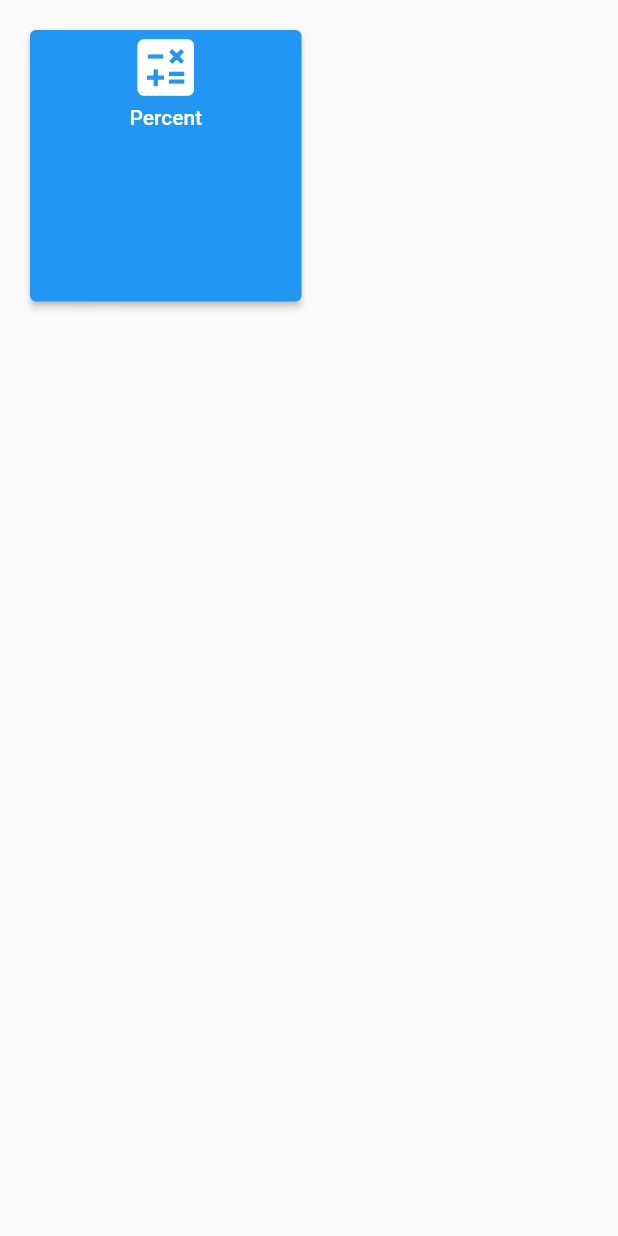
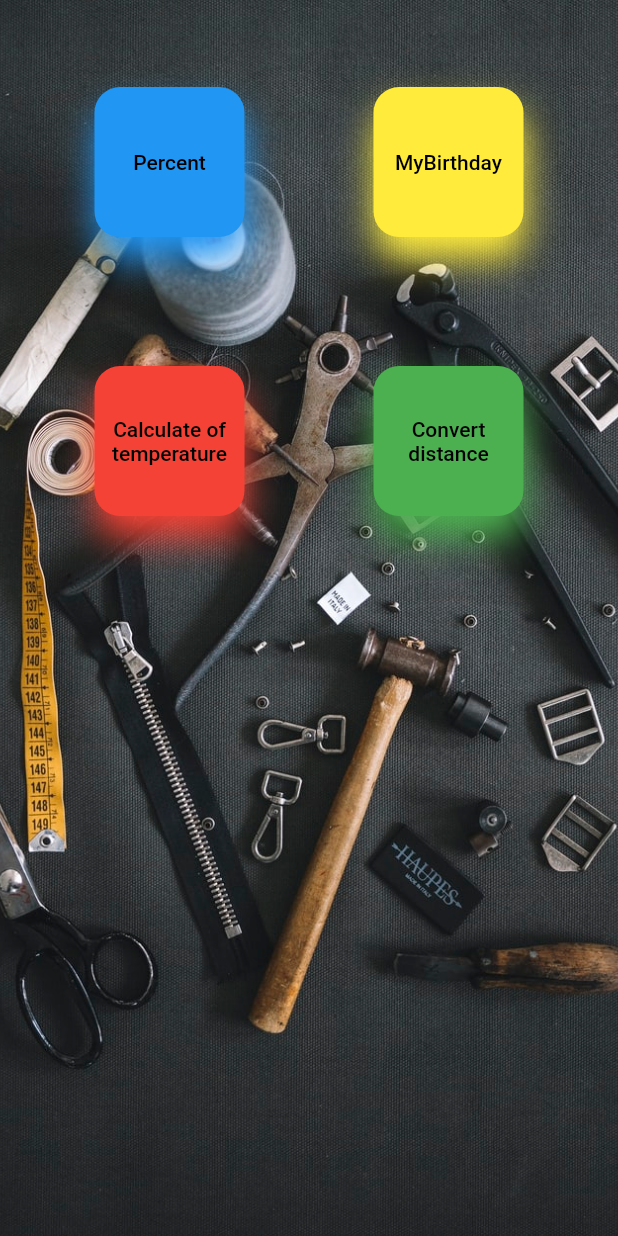
Before and after one commit to WKilliam/school_flutter, a Flutter app: the screen it shows after launch, on a phone screen of 412 x 824 dp. Run offline on Flutter 3.47's test engine with Material 2 defaults, Android fonts, the phone set to English and light mode, and no system bars.

```diff
--- /dev/null
+++ b/lib/blocs/blocs/controller/id_convert_romain_bloc.dart
@@ -0,0 +1,26 @@
+
+import 'dart:async';
+import '../../bloc.dart';
+
+class IdConvertRomainBloc extends Bloc {
+
+  String _value = "";
+
+  final _streamController = StreamController<String>();
+  Sink<String> get sink => _streamController.sink;
+  Stream<String> get stream => _streamController.stream;
+
+  IdConvertRomainBloc(){
+    sink.add(_value);
+  }
+
+  String get value => _value;
+
+  void update(String inputText) {
+    _value = inputText;
+    sink.add(_value);
+  }
+
+  @override
+  void dispose() => _streamController.close();
+}
--- a/lib/blocs/blocs/controller/utilitaires_controller_bloc.dart
+++ b/lib/blocs/blocs/controller/utilitaires_controller_bloc.dart
@@ -10,7 +10,10 @@ class UtilitairesControllerBloc extends Bloc {
 
   final Map<UtilitaireEnum,UtilitairesDTO> _mapTextType = {
     // TO DO : Add New Fonctionalité
-    UtilitaireEnum.id_percent : UtilitairesDTO('/percent','Percent',Colors.blue,'Calculator fonction')
+    UtilitaireEnum.id_percent : UtilitairesDTO('/percent','Percent',Colors.blue,'Calculator fonction'),
+    UtilitaireEnum.id_birthday : UtilitairesDTO('/Mybirthday','MyBirthday',Colors.yellow,'Calculator fonction'),
+    UtilitaireEnum.id_calculate_temperature: UtilitairesDTO('/calculate_temperature','Calculate of temperature',Colors.red,'Calculator fonction'),
+    UtilitaireEnum.id_convert_distance : UtilitairesDTO('/convert_distance','Convert distance',Colors.green,'Calculator fonction')
   };
 
   final _streamController = StreamController<Map<UtilitaireEnum,UtilitairesDTO>>();
--- a/lib/blocs/blocs/enum/utilitaires_enum.dart
+++ b/lib/blocs/blocs/enum/utilitaires_enum.dart
@@ -1,11 +1,11 @@
 enum UtilitaireEnum {
-  id_convert_memories,
+  id_convert_memories, // ok
   id_birthday, // ok
   id_percent, // ok
   id_date_friend,// ok
   id_convert_distance,
   id_hexa, // ok
-  id_calculate_area,
+  id_calculate_area, // ok
   id_calculate_temperature, //ok
   id_convert_romain, // ok
 }
--- /dev/null
+++ b/lib/components/GridButton.dart
@@ -0,0 +1,50 @@
+import 'package:flutter/cupertino.dart';
+import 'package:flutter/material.dart';
+
+class GridButton extends StatelessWidget {
+  final MaterialColor _cardColors;
+  final String _text;
+  final String _path;
+
+  const GridButton(this._cardColors,this._text,this._path, {required Key key,}) : super(key: key);
+
+  @override
+  Widget build(BuildContext context) {
+    return TextButton(
+      style: TextButton.styleFrom(
+        primary: Colors.black,
+      ),
+        onPressed: () => {Navigator.pushNamed(context, _path)},
+        child: Padding(
+            padding: const EdgeInsets.only(bottom: 10.0),
+            child: Container(
+              height: 100,
+              width: 100,
+              decoration: BoxDecoration(
+                // border: Border.all(color: Color(0xff940D5A)),
+                color: _cardColors,
+                borderRadius: BorderRadius.circular(17.0),
+                boxShadow: <BoxShadow>[
+                  BoxShadow(
+                    color: _cardColors,
+                    offset: const Offset(1.0, 15.0),
+                    blurRadius: 20.0,
+                  ),
+                ],
+              ),
+              child: Stack(
+                children: <Widget>[
+                  Align(
+                      alignment: Alignment.center,
+                      child: Text(
+                        _text,
+                        textAlign: TextAlign.center,
+                      )
+                  )
+                ],
+              ),
+            )
+        )
+    );
+  }
+}
--- a/lib/main.dart
+++ b/lib/main.dart
@@ -1,8 +1,9 @@
 import 'package:flutter/material.dart';
 import 'package:school_flutter/blocs/blocs/controller/utilitaires_controller_bloc.dart';
 import 'package:school_flutter/ui/home.dart';
-
-import 'blocs/bloc_provider.dart';
+import 'package:school_flutter/blocs/bloc_provider.dart';
+import 'package:school_flutter/blocs/blocs/controller/id_convert_romain_bloc.dart';
+import 'package:school_flutter/methodes/id_convert_romain_methodes.dart';
 
 void main() {
   runApp(MyApp());
@@ -18,6 +19,10 @@ class MyApp extends StatelessWidget {
           "/home": (BuildContext context) => BlocProvider<UtilitairesControllerBloc>(
             child: Home(),
             bloc: UtilitairesControllerBloc(),
+          ),
+          "/percent": (BuildContext context) => BlocProvider<IdConvertRomainBloc>(
+            child: IdConvertRomainMethodes(),
+            bloc: IdConvertRomainBloc(),
           )
         }
     );
--- a/lib/ui/home.dart
+++ b/lib/ui/home.dart
@@ -3,6 +3,7 @@ import 'package:school_flutter/blocs/bloc_provider.dart';
 import 'package:school_flutter/blocs/blocs/controller/utilitaires_controller_bloc.dart';
 import 'package:school_flutter/blocs/blocs/dto/utilitaires_dto.dart';
 import 'package:school_flutter/blocs/blocs/enum/utilitaires_enum.dart';
+import 'package:school_flutter/components/GridButton.dart';
 
 class Home extends StatelessWidget {
   Center center(String text) {
@@ -12,56 +13,80 @@ class Home extends StatelessWidget {
     );
   }
 
-  List<Widget> allData(snapshot, context) {
-    var list = <Widget>[];
-    snapshot.data.forEach((keys, value) => list.add(ElevatedButton(
-          style: ButtonStyle(
-            backgroundColor: MaterialStateProperty.resolveWith<Color?>(
-              (Set<MaterialState> states) {
-                if (states.contains(MaterialState.pressed)) {
-                  return Theme.of(context).colorScheme.primary.withOpacity(0.5);
-                }
-                return null; // Use the component's default.
-              },
-            ),
-          ),
-          onPressed: () => {Navigator.pushNamed(context, value.path)},
-          child: Container(
-              width: MediaQuery.of(context).size.width / 5,
-              child: Column(
-                children: [
-                  const Icon(
-                    Icons.calculate,
-                    size: 50,
-                  ),
-
-                  Text('${value.name}'),
-                ],
-              )),
-        )));
-    return list;
-  }
-
   @override
   Widget build(BuildContext context) {
     final bloc = BlocProvider.of<UtilitairesControllerBloc>(context);
     return Scaffold(
-        body: StreamBuilder<Map<UtilitaireEnum, UtilitairesDTO>>(
+        body:
+        Container(
+            decoration: const BoxDecoration(
+              image:  DecorationImage(
+                image: AssetImage("assets/images/tool.jpg"),
+                fit: BoxFit.cover,
+              ),
+            ),
+            child: StreamBuilder<Map<UtilitaireEnum, UtilitairesDTO>>(
               stream: bloc?.stream,
               builder: (BuildContext context, AsyncSnapshot<dynamic> snapshot) {
                 if (snapshot.data == null) {
                   return center("Snapshot est null");
                 } else if (snapshot.hasData) {
-                return GridView.count(
-                    primary: false,
+                  return GridView.builder(
+                    gridDelegate: const SliverGridDelegateWithFixedCrossAxisCount(crossAxisCount: 2),
+                    itemCount: snapshot.data.length,
                     padding: const EdgeInsets.all(20),
-                    crossAxisSpacing: 10,
-                    mainAxisSpacing: 10,
-                    crossAxisCount: 2,
-                    children: allData(snapshot, context));
+                    scrollDirection: Axis.vertical,
+                    itemBuilder: (context, index) {
+                          return GridButton(
+                              snapshot.data.values.elementAt(index).color,
+                              snapshot.data.values.elementAt(index).name,
+                              snapshot.data.values.elementAt(index).path,
+                              key: Key('${snapshot.data.values.elementAt(index).name}'
+                              )
+                          );
+                    },
+                  );
                 } else {
                   return center("Snapshot n'a pas de données");
                 }
-            }));
+              },
+            )));
   }
+
+// @override
+// Widget build(BuildContext context) {
+//   final bloc = BlocProvider.of<UtilitairesControllerBloc>(context);
+//   return Scaffold(
+//       body: StreamBuilder<Map<UtilitaireEnum, UtilitairesDTO>>(
+//           stream: bloc?.stream,
+//           builder: (BuildContext context, AsyncSnapshot<dynamic> snapshot) {
+//             if (snapshot.data == null) {
+//               return center("Snapshot est null");
+//             } else if (snapshot.hasData) {
+//               return Container(
+//                 padding: const EdgeInsets.all(10),
+//                 child: GridView.count(
+//                   crossAxisCount: 2,
+//                   crossAxisSpacing: 10,
+//                   mainAxisSpacing: 10,
+//                   padding: const EdgeInsets.all(10),
+//                   children: const <Widget>[
+//                     GridButton(Colors.yellow,key: Key('test'),),
+//                     GridButton(Colors.yellow,key: Key('test'),),
+//                   ],
+//                 ),
+//               );
+//               // return GridView.count(
+//               //     primary: false,
+//               //     padding: const EdgeInsets.all(20),
+//               //     crossAxisSpacing: 10,
+//               //     mainAxisSpacing: 10,
+//               //     crossAxisCount: 2,
+//               //     children: allData(snapshot, context));
+//             } else {
+//               return center("Snapshot n'a pas de données");
+//             }
+//           }));
+// }
+
 }
--- a/pubspec.yaml
+++ b/pubspec.yaml
@@ -59,8 +59,8 @@ flutter:
   uses-material-design: true
 
   # To add assets to your application, add an assets section, like this:
-  # assets:
-  #   - images/a_dot_burr.jpeg
+  assets:
+    - assets/images/tool.jpg
   #   - images/a_dot_ham.jpeg
 
   # An image asset can refer to one or more resolution-specific "variants", see
```
Also changed, not shown: lib/methodes/id_convert_romain_methodes.dart (+79 -17 lines), assets/images/tool.jpg (added), pubspec.lock. Lines whose indentation alone changed are shown as unchanged.
